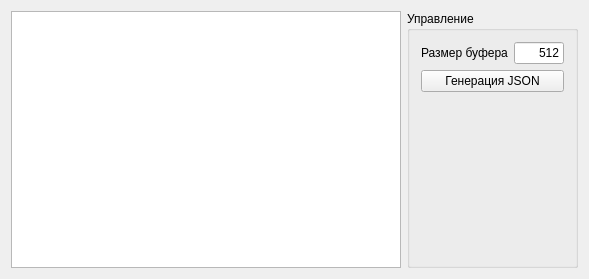
dimonk33/JSON, file widget.ui: the form before one commit.
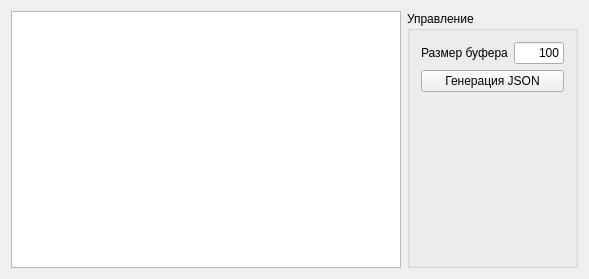
The form after the commit.

What changed in the file:
```diff
--- a/widget.ui
+++ b/widget.ui
@@ -47,7 +47,7 @@
            </size>
           </property>
           <property name="text">
-           <string>512</string>
+           <string>100</string>
           </property>
           <property name="maxLength">
            <number>4</number>
```
